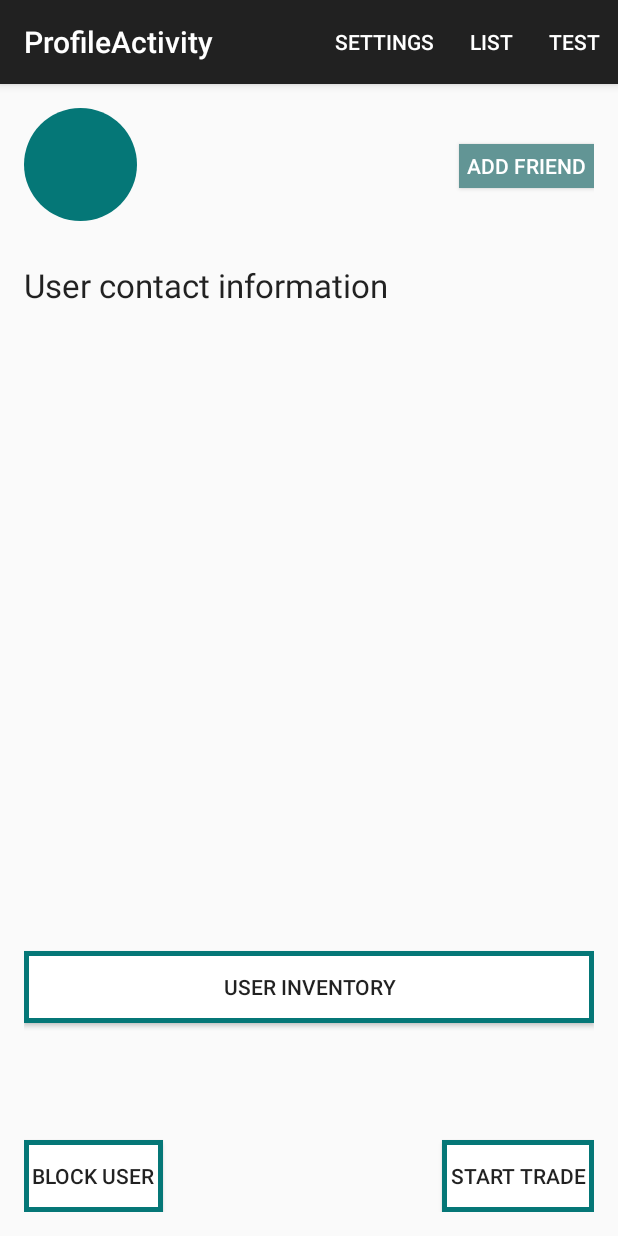
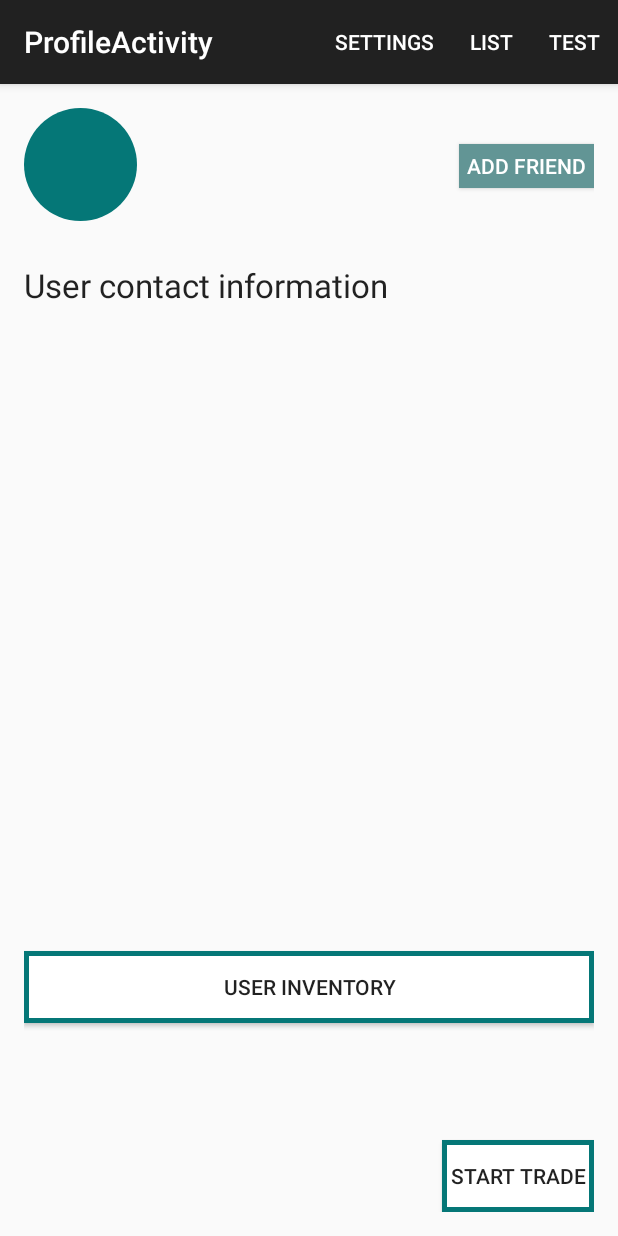
Before and after one commit to falon3/Team15Alpha, an Android app: the ProfileActivity screen opened directly, with no data from a screen before it, on a phone screen of 412 x 824 dp. Run offline under Robolectric (Android 15) with nearby library versions, the phone set to English and light mode, and no system bars; network calls fail; 4 statements that could not run were skipped.

Commit message:
Continue to add things to activities and ui

```diff
--- a/Skill/app/src/main/java/com/skilltradiez/skilltraderz/EditSkillActivity.java
+++ b/Skill/app/src/main/java/com/skilltradiez/skilltraderz/EditSkillActivity.java
@@ -54,11 +54,11 @@ public class EditSkillActivity extends ActionBarActivity {
      * @ TODO:
      */
     public void addNewSkill(View view){
+        //@todo make character limit of skill name and skill description
         String name = skillName.getText().toString();
         String category = skillCategory.getText().toString();
         newSkill = new Skill(MainActivity.userDB, name, category);
+        MainActivity.userDB.addSkill(newSkill);
 
-        MainActivity.userDB.addSkill(newSkill);
     }
-    //@todo make character limit of skill name and skill description
 }
--- a/Skill/app/src/main/java/com/skilltradiez/skilltraderz/SearchScreenActivity.java
+++ b/Skill/app/src/main/java/com/skilltradiez/skilltraderz/SearchScreenActivity.java
@@ -34,14 +34,16 @@ public class SearchScreenActivity extends ActionBarActivity {
 
     private Context searchScreenContext = this;
 
-    private Skill skills;
     private User users;
+    private Skill skillz;
 
     private Button searchButton;
     private EditText searchField;
     private String searchInventory;
     private Spinner categorySpinner;
 
+    private ArrayAdapter<Skill> searchViewSkillAdapter;
+    private ArrayAdapter<User> serachViewUserAdapter;
     private ListView searchResultsList;
 
     @Override
@@ -53,6 +55,8 @@ public class SearchScreenActivity extends ActionBarActivity {
     @Override
     public void onStart(){
         super.onStart();
+
+        searchViewSkillAdapter = new ArrayAdapter<Skill>(searchScreenContext, R.layout.list_item)
 
         searchButton = (Button) findViewById(R.id.search_button);
         searchField = (EditText) findViewById(R.id.search_bar);
--- a/Skill/app/src/main/res/layout/activity_profile.xml
+++ b/Skill/app/src/main/res/layout/activity_profile.xml
@@ -38,22 +38,6 @@
         android:layout_alignTop="@+id/user_name"
         android:onClick="addRemoveFriend"/>
 
-    <Button
-        style="?android:attr/buttonStyleSmall"
-        android:visibility="gone"
-        android:layout_width="wrap_content"
-        android:layout_height="wrap_content"
-        android:text="@string/remove_friend"
-        android:paddingLeft="5dp"
-        android:paddingRight="5dp"
-        android:background="#629595"
-        android:textColor="#ffffff"
-        android:id="@+id/remove_friend"
-        android:layout_alignBottom="@+id/user_name"
-        android:layout_alignParentEnd="true"
-        android:layout_alignTop="@+id/user_name"
-        android:onClick="removeFriend"/>
-
     <TextView
         android:layout_width="wrap_content"
         android:layout_height="wrap_content"
@@ -79,19 +63,6 @@
         android:onClick="checkInventory"/>
 
     <Button
-        style="?android:attr/buttonStyleSmall"
-        android:layout_width="wrap_content"
-        android:layout_height="wrap_content"
-        android:background="@drawable/button_with_border"
-        android:paddingLeft="5dp"
-        android:paddingRight="5dp"
-        android:text="@string/block_user"
-        android:id="@+id/block"
-        android:layout_alignParentBottom="true"
-        android:layout_alignParentStart="true"
-        android:onClick="blockUnblockUser"/>
-
-    <Button
         android:layout_width="wrap_content"
         android:layout_height="wrap_content"
         android:text="@string/make_trade"
@@ -99,9 +70,9 @@
         android:paddingLeft="5dp"
         android:paddingRight="5dp"
         android:id="@+id/maketrade"
-        android:layout_alignTop="@+id/block"
-        android:layout_alignEnd="@+id/inventory"
-        android:onClick="startTrade"/>
+        android:onClick="startTrade"
+        android:layout_alignParentBottom="true"
+        android:layout_alignParentEnd="true" />
 
 
 </RelativeLayout>
```
Also changed, not shown: Skill/app/src/main/java/com/skilltradiez/skilltraderz/MainActivity.java (+5 -3 lines), Skill/app/src/main/java/com/skilltradiez/skilltraderz/ProfileActivity.java (+11 -30 lines), Skill/app/src/main/res/layout/list_item.xml (added, +7 -0 lines).
